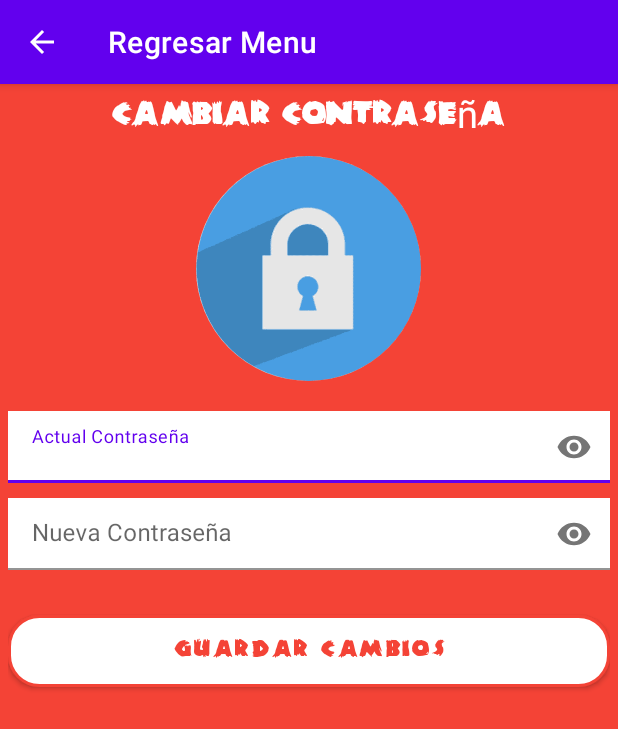
After one commit to RonnyChamba/Juego-Zombies, an Android app: the CambioPassword screen opened directly, with no data from a screen before it, on a phone screen of 412 x 824 dp. The commit adds this screen. Shown: the top 729 px of the screen. Run offline under Robolectric (Android 15) with nearby library versions, the phone set to English and light mode, and no system bars; our stand-ins replace CircleImageView, Firebase (no records; nobody signed in at launch, a user with empty details on screens opened directly).

Commit message:
cambiar contrasegna

```diff
--- a/app/src/main/AndroidManifest.xml
+++ b/app/src/main/AndroidManifest.xml
@@ -14,6 +14,9 @@
         android:supportsRtl="true"
         android:theme="@style/Theme.JuegoZombie"
         android:usesCleartextTraffic="true">
+        <activity
+            android:name=".CambioPassword"
+            android:exported="false" />
         <activity
             android:name=".DetalleJugador"
             android:exported="false" />
--- /dev/null
+++ b/app/src/main/java/com/example/juegozombie/CambioPassword.java
@@ -0,0 +1,170 @@
+package com.example.juegozombie;
+
+import androidx.annotation.NonNull;
+import androidx.appcompat.app.ActionBar;
+import androidx.appcompat.app.AppCompatActivity;
+
+import android.content.Intent;
+import android.graphics.Typeface;
+import android.os.Bundle;
+import android.view.View;
+import android.widget.Button;
+import android.widget.EditText;
+import android.widget.TextView;
+import android.widget.Toast;
+
+import com.example.juegozombie.commons.Constantes;
+import com.example.juegozombie.commons.Disegno;
+import com.google.android.gms.tasks.OnFailureListener;
+import com.google.android.gms.tasks.OnSuccessListener;
+import com.google.firebase.auth.AuthCredential;
+import com.google.firebase.auth.EmailAuthProvider;
+import com.google.firebase.auth.FirebaseAuth;
+import com.google.firebase.auth.FirebaseUser;
+import com.google.firebase.database.DatabaseReference;
+import com.google.firebase.database.FirebaseDatabase;
+
+import java.util.HashMap;
+import java.util.Map;
+
+public class CambioPassword extends AppCompatActivity implements View.OnClickListener {
+
+    private TextView txtTitulo;
+    private EditText txtNuevaPass;
+    private EditText txtActualPass;
+    private Button btnCambiar;
+
+    private DatabaseReference dbReference;
+    private FirebaseAuth auth;
+    private FirebaseUser user;
+
+    @Override
+    protected void onCreate(Bundle savedInstanceState) {
+        super.onCreate(savedInstanceState);
+        setContentView(R.layout.activity_cambio_password);
+
+        ActionBar actionBar = getSupportActionBar();
+        actionBar.setTitle("Regresar Menu");
+        actionBar.setDisplayShowHomeEnabled(true);
+        actionBar.setDisplayHomeAsUpEnabled(true);
+        initApp();
+    }
+
+
+    private void initApp() {
+        findByWidget();
+        setTypeFont();
+        initFirebase();
+
+    }
+
+    private void findByWidget() {
+
+        txtTitulo = findViewById(R.id.txtTitleCambio);
+        txtActualPass = findViewById(R.id.txtPassdActualCambio);
+        txtNuevaPass = findViewById(R.id.txtPassdNuevaCambio);
+        btnCambiar = findViewById(R.id.btnCambiarPass);
+        btnCambiar.setOnClickListener(this);
+
+    }
+
+    private void setTypeFont() {
+
+        Typeface typeface = Disegno.getTypeFace(this);
+
+        txtTitulo.setTypeface(typeface);
+        txtNuevaPass.setTypeface(typeface);
+        txtActualPass.setTypeface(typeface);
+        btnCambiar.setTypeface(typeface);
+
+    }
+
+    private void initFirebase() {
+
+        auth = FirebaseAuth.getInstance();
+        user = FirebaseAuth.getInstance().getCurrentUser();
+        dbReference = FirebaseDatabase.getInstance().getReference(Constantes.NAME_BD);
+    }
+
+    @Override
+    public void onClick(View view) {
+
+        int id = view.getId();
+
+        if (id == btnCambiar.getId()) changePassword();
+    }
+
+    private void changePassword() {
+
+        String currentPass = txtActualPass.getText().toString();
+        String newPass = txtNuevaPass.getText().toString();
+
+        if (validPass(currentPass, newPass)) {
+            saveNewPass(currentPass, newPass);
+        }
+    }
+    private boolean validPass(String currentPass, String newPass) {
+
+        if (currentPass.isEmpty()) {
+            txtActualPass.setError("Ingrese su contraseña");
+            txtActualPass.setFocusable(true);
+            return false;
+        }
+
+        if (newPass.isEmpty()) {
+            txtNuevaPass.setError("Ingrese su nueva contraseña");
+            txtNuevaPass.setFocusable(true);
+            return false;
+        }
+
+        if (currentPass.length() < 6) {
+            txtActualPass.setError("Ingrese minimo 6 caracteres");
+            txtActualPass.setFocusable(true);
+            return false;
+        }
+        if (newPass.length() < 6) {
+            txtNuevaPass.setError("Ingrese minimo 6 caracteres");
+            txtNuevaPass.setFocusable(true);
+            return false;
+        }
+
+
+        return true;
+    }
+
+    private void saveNewPass(String currentPass, String newPass) {
+
+
+        AuthCredential authCredential = EmailAuthProvider.getCredential(user.getEmail(), currentPass);
+
+        user.reauthenticate(authCredential)
+                .addOnSuccessListener((unused) -> {
+                    user.updatePassword(newPass)
+                            .addOnSuccessListener((ok) -> {
+                                String value = txtNuevaPass.getText().toString().trim();
+                                Map<String, Object> result = new HashMap<>();
+                                result.put("Password", value);
+                                dbReference.child(user.getUid()).updateChildren(result)
+                                        .addOnSuccessListener((okUpdate) -> {
+                                            Toast.makeText(CambioPassword.this, "Constraseña actualizada con exito", Toast.LENGTH_SHORT).show();
+                                        }).addOnFailureListener((errorUpdate) -> {
+                                            Toast.makeText(CambioPassword.this, "Error al actualizar con exito " + errorUpdate.getMessage(), Toast.LENGTH_SHORT).show();
+                                        });
+
+                                auth.signOut();
+                                startActivity(new Intent(CambioPassword.this, Login.class));
+                                finish();
+                            }).addOnFailureListener((error) -> {
+                                Toast.makeText(CambioPassword.this, "Error " + error.getMessage(), Toast.LENGTH_SHORT).show();
+                            });
+                }).addOnFailureListener((exception) -> {
+                Toast.makeText(CambioPassword.this, "Contraseña actual incorrecta", Toast.LENGTH_SHORT).show();
+                });
+    }
+
+    @Override
+    public boolean onSupportNavigateUp() {
+        onBackPressed();
+        return super.onSupportNavigateUp();
+    }
+}
--- a/app/src/main/java/com/example/juegozombie/Menu.java
+++ b/app/src/main/java/com/example/juegozombie/Menu.java
@@ -220,6 +220,10 @@ public class Menu extends AppCompatActivity implements View.OnClickListener {
 
         } else if (id == btnPuntuacion.getId()) {
             startActivity( new Intent(this, Puntajes.class));
+        } else if (id == btnCambiasPass.getId()) {
+
+            startActivity( new Intent(Menu.this, CambioPassword.class));
+
         } else if (id == btnAcercaDe.getId()) {
         } else if (id == btnCerrarSesion.getId()) {
             cerrarSesion();
--- /dev/null
+++ b/app/src/main/res/layout/activity_cambio_password.xml
@@ -0,0 +1,83 @@
+<?xml version="1.0" encoding="utf-8"?>
+<RelativeLayout xmlns:android="http://schemas.android.com/apk/res/android"
+    xmlns:app="http://schemas.android.com/apk/res-auto"
+    xmlns:tools="http://schemas.android.com/tools"
+    android:layout_width="match_parent"
+    android:layout_height="match_parent"
+    android:background="@color/color_fondo"
+    tools:context=".CambioPassword">
+
+    <androidx.appcompat.widget.LinearLayoutCompat
+        android:layout_width="match_parent"
+        android:layout_height="match_parent"
+        android:orientation="vertical"
+        android:padding="5dp">
+
+        <TextView
+            android:id="@+id/txtTitleCambio"
+            android:layout_width="match_parent"
+            android:layout_height="wrap_content"
+            android:layout_marginBottom="12dp"
+            android:text="@string/txtTitleCambio"
+            android:textAlignment="center"
+            android:textColor="@color/white"
+            android:textSize="@dimen/sizeTitle"
+            android:textStyle="bold" />
+
+        <de.hdodenhof.circleimageview.CircleImageView
+            android:layout_width="150dp"
+            android:layout_height="150dp"
+            android:layout_gravity="center"
+            android:layout_marginBottom="20dp"
+            android:src="@drawable/cambiar_pass" />
+
+        <com.google.android.material.textfield.TextInputLayout
+            android:layout_width="match_parent"
+            android:layout_height="wrap_content"
+            android:layout_marginBottom="@dimen/mg_tb"
+            app:passwordToggleEnabled="true">
+
+            <EditText
+                android:id="@+id/txtPassdActualCambio"
+                android:layout_width="match_parent"
+                android:layout_height="wrap_content"
+                android:background="@color/white"
+                android:hint="@string/txtActualPassCambio"
+                android:inputType="textPassword"
+                android:textColor="@color/color_fondo" />
+
+        </com.google.android.material.textfield.TextInputLayout>
+
+        <com.google.android.material.textfield.TextInputLayout
+            android:layout_width="match_parent"
+            android:layout_height="wrap_content"
+            android:layout_marginBottom="@dimen/mg_tb"
+            app:passwordToggleEnabled="true">
+
+            <EditText
+                android:id="@+id/txtPassdNuevaCambio"
+                android:layout_width="match_parent"
+                android:layout_height="wrap_content"
+                android:background="@color/white"
+                android:hint="@string/txtNuevaPassCambio"
+                android:inputType="textPassword"
+                android:textColor="@color/color_fondo" />
+
+        </com.google.android.material.textfield.TextInputLayout>
+
+        <Button
+            android:id="@+id/btnCambiarPass"
+            android:layout_width="match_parent"
+            android:layout_height="wrap_content"
+            android:layout_marginTop="20dp"
+            android:background="@drawable/boton_personalizado"
+            android:text="@string/btnPassCambio"
+            android:textColor="@color/color_fondo"
+            android:textSize="@dimen/btnFontSize"
+            android:textStyle="bold"
+            app:backgroundTint="@null" />
+
+    </androidx.appcompat.widget.LinearLayoutCompat>
+
+
+</RelativeLayout>
--- a/app/src/main/res/values/strings.xml
+++ b/app/src/main/res/values/strings.xml
@@ -64,4 +64,10 @@
     <string name="puntajes">VER PUNTAJES</string>
 
 
+    <!-- CAMBIO PASSWORD-->
+    <string name="txtActualPassCambio">Actual Contraseña</string>
+    <string name="txtNuevaPassCambio">Nueva Contraseña</string>
+    <string name="btnPassCambio">Guardar Cambios</string>
+    <string name="txtTitleCambio">Cambiar Contraseña</string>
+
 </resources>
```
Also changed, not shown: app/src/main/res/drawable/cambiar_pass.png (added).
